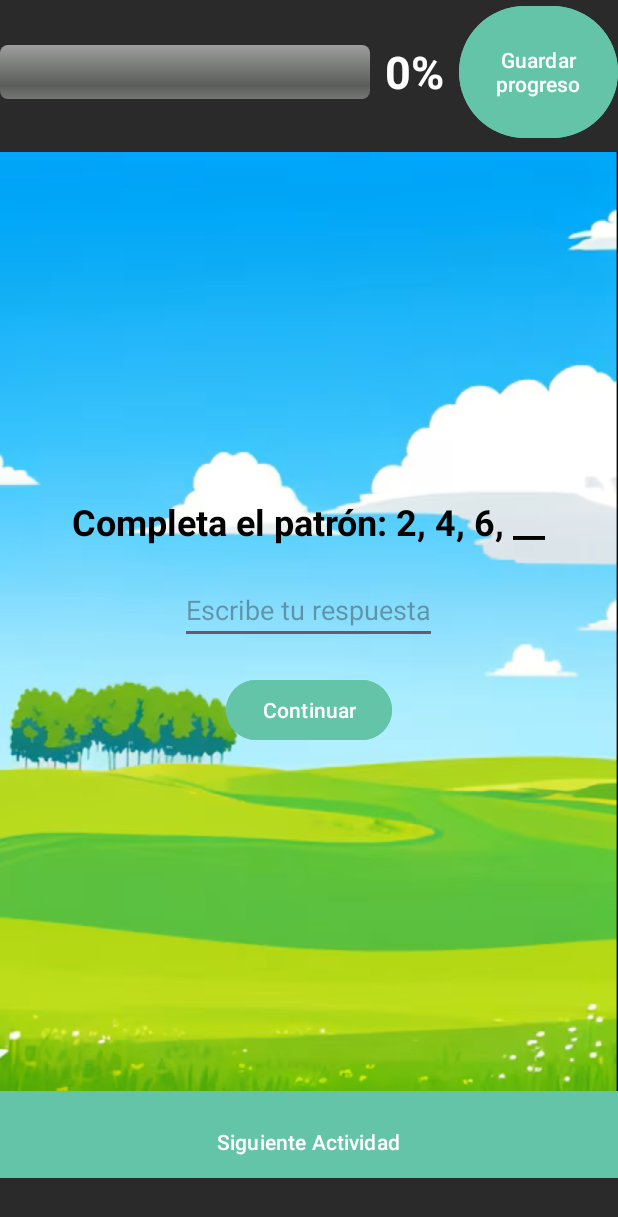
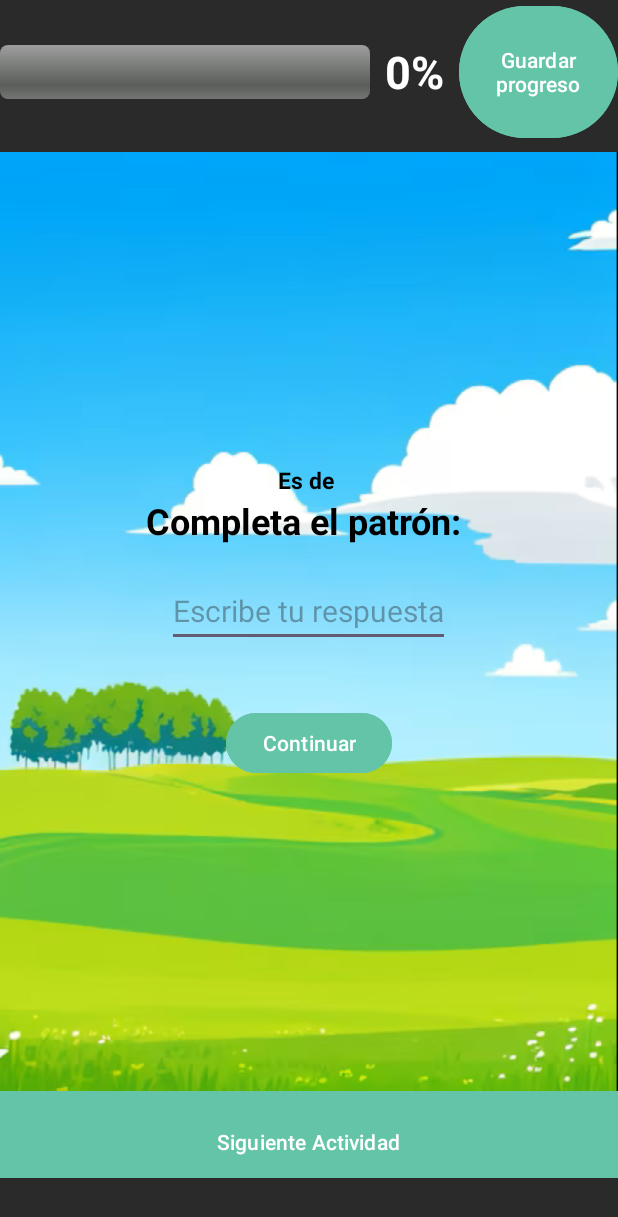
Before and after one commit to YuunoDev/Matheando, an Android app: the screen it shows after launch (MainActivity), on a phone screen of 412 x 824 dp. Shown: the top 1217 px of the screen. Run offline under Robolectric (Android 15) with nearby library versions, the light colour scheme and no system bars.

Commit message:
Patrones

```diff
--- a/app/src/main/res/layout/caminos_patrones_activity.xml
+++ b/app/src/main/res/layout/caminos_patrones_activity.xml
@@ -22,11 +22,21 @@
         android:padding="20dp">
 
         <!-- Apartado de actividad -->
+
+        <TextView
+            android:id="@+id/pista"
+            android:layout_width="wrap_content"
+            android:layout_height="wrap_content"
+            android:text="Es de "
+            android:textColor="@color/black"
+            android:textSize="15sp"
+            android:textStyle="bold" />
+
         <TextView
             android:id="@+id/txtPatronPregunta"
             android:layout_width="wrap_content"
             android:layout_height="wrap_content"
-            android:text="Completa el patrón: 2, 4, 6, __"
+            android:text="Completa el patrón: "
             android:textSize="24sp"
             android:textColor="@color/black"
             android:textStyle="bold"
@@ -36,7 +46,11 @@
             android:id="@+id/etPatronRespuesta"
             android:layout_width="wrap_content"
             android:layout_height="wrap_content"
-            android:hint="Escribe tu respuesta"/>
+            android:hint="Escribe tu respuesta"
+            android:textSize="20sp"
+            android:textColor="@color/black"
+            android:layout_marginBottom="20dp"
+            />
 
         <Button
             android:id="@+id/btnPatronContinuar"
```
Also changed, not shown: app/src/main/java/com/aaa/matheando/patrones.java (added, +84 -0 lines).
